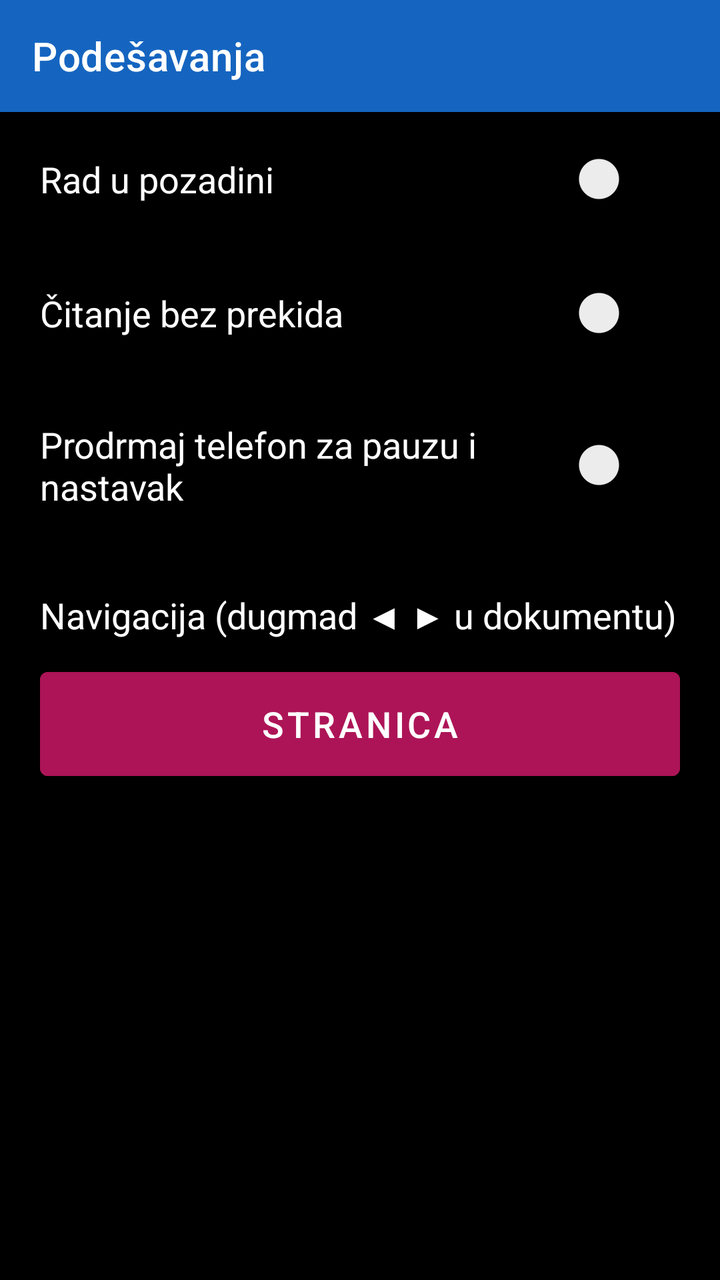
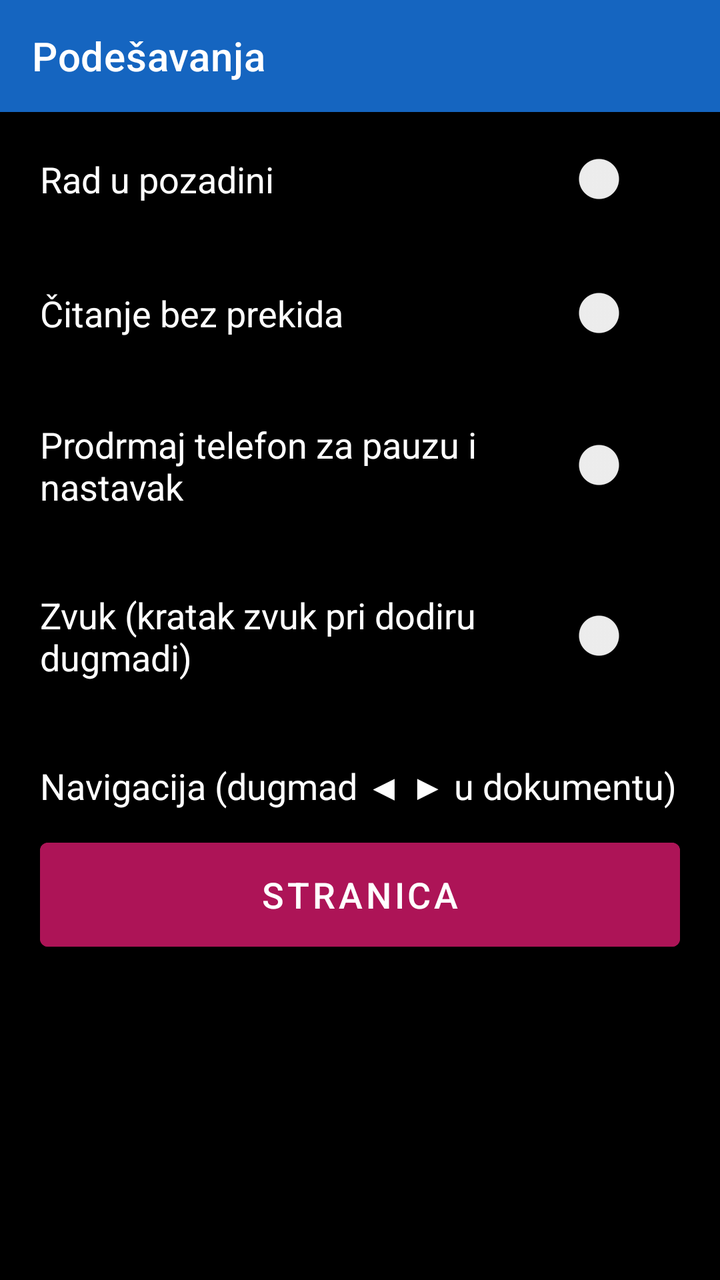

Screens rendered from an Android XML layout before and after an edit, with the pre-edit source and the edit as a unified diff.
<!-- AndroidManifest.xml: application theme Theme.RecPoRec -->
<!-- res/layout/activity_settings.xml -->
<?xml version="1.0" encoding="utf-8"?>
<LinearLayout xmlns:android="http://schemas.android.com/apk/res/android"
    xmlns:app="http://schemas.android.com/apk/res-auto"
    android:layout_width="match_parent"
    android:layout_height="match_parent"
    android:orientation="vertical"
    android:fitsSystemWindows="true"
    android:background="@color/background">

    <androidx.appcompat.widget.Toolbar
        android:id="@+id/toolbar"
        android:layout_width="match_parent"
        android:layout_height="?attr/actionBarSize"
        android:background="@color/btn_voice"
        android:titleTextColor="@color/text_primary"
        app:title="@string/menu_settings" />

    <LinearLayout
        android:layout_width="match_parent"
        android:layout_height="wrap_content"
        android:orientation="horizontal"
        android:gravity="center_vertical"
        android:padding="20dp">

        <TextView
            android:layout_width="0dp"
            android:layout_height="wrap_content"
            android:layout_weight="1"
            android:textSize="18sp"
            android:textColor="@color/text_primary"
            android:text="@string/setting_background" />

        <Switch
            android:id="@+id/switchBackground"
            android:layout_width="wrap_content"
            android:layout_height="wrap_content"
            android:contentDescription="@string/setting_background" />
    </LinearLayout>

    <LinearLayout
        android:layout_width="match_parent"
        android:layout_height="wrap_content"
        android:orientation="horizontal"
        android:gravity="center_vertical"
        android:padding="20dp">

        <TextView
            android:layout_width="0dp"
            android:layout_height="wrap_content"
            android:layout_weight="1"
            android:textSize="18sp"
            android:textColor="@color/text_primary"
            android:text="@string/setting_uninterrupted" />

        <Switch
            android:id="@+id/switchUninterrupted"
            android:layout_width="wrap_content"
            android:layout_height="wrap_content"
            android:contentDescription="@string/setting_uninterrupted" />
    </LinearLayout>

    <LinearLayout
        android:layout_width="match_parent"
        android:layout_height="wrap_content"
        android:orientation="horizontal"
        android:gravity="center_vertical"
        android:padding="20dp">

        <TextView
            android:layout_width="0dp"
            android:layout_height="wrap_content"
            android:layout_weight="1"
            android:textSize="18sp"
            android:textColor="@color/text_primary"
            android:text="@string/setting_shake" />

        <Switch
            android:id="@+id/switchShake"
            android:layout_width="wrap_content"
            android:layout_height="wrap_content"
            android:contentDescription="@string/setting_shake" />
    </LinearLayout>

    <LinearLayout
        android:layout_width="match_parent"
        android:layout_height="wrap_content"
        android:orientation="vertical"
        android:padding="20dp">

        <TextView
            android:layout_width="match_parent"
            android:layout_height="wrap_content"
            android:textSize="18sp"
            android:textColor="@color/text_primary"
            android:text="Navigacija (dugmad ◀ ▶ u dokumentu)" />

        <Button
            android:id="@+id/btnNavigationMode"
            android:layout_width="match_parent"
            android:layout_height="64dp"
            android:layout_marginTop="10dp"
            android:textSize="18sp"
            android:backgroundTint="@color/btn_page_nav"
            android:textColor="@color/button_text"
            android:text="Stranica" />
    </LinearLayout>

</LinearLayout>
<!-- resources referenced by this layout -->
<resources>
  <color name="background">#000000</color>
  <color name="btn_page_nav">#AD1457</color>
  <color name="btn_voice">#1565C0</color>
  <color name="button_text">#FFFFFF</color>
  <color name="text_primary">#FFFFFF</color>
  <string name="menu_settings">Podešavanja</string>
  <string name="setting_background">Rad u pozadini</string>
  <string name="setting_shake">Prodrmaj telefon za pauzu i nastavak</string>
  <string name="setting_uninterrupted">Čitanje bez prekida</string>
  <style name="Theme.RecPoRec" parent="Theme.MaterialComponents.DayNight.NoActionBar">
          <item name="android:windowBackground">@color/background</item>
          <item name="android:textColorPrimary">@color/text_primary</item>
          <item name="colorPrimary">@color/btn_voice</item>
          <item name="colorOnPrimary">@color/button_text</item>
      </style>
</resources>

<!-- the commit's change to res/layout/activity_settings.xml (unified diff, before → after) -->
@@ -84,6 +84,28 @@
     <LinearLayout
         android:layout_width="match_parent"
         android:layout_height="wrap_content"
+        android:orientation="horizontal"
+        android:gravity="center_vertical"
+        android:padding="20dp">
+
+        <TextView
+            android:layout_width="0dp"
+            android:layout_height="wrap_content"
+            android:layout_weight="1"
+            android:textSize="18sp"
+            android:textColor="@color/text_primary"
+            android:text="Zvuk (kratak zvuk pri dodiru dugmadi)" />
+
+        <Switch
+            android:id="@+id/switchSound"
+            android:layout_width="wrap_content"
+            android:layout_height="wrap_content"
+            android:contentDescription="Zvuk pri dodiru dugmadi" />
+    </LinearLayout>
+
+    <LinearLayout
+        android:layout_width="match_parent"
+        android:layout_height="wrap_content"
         android:orientation="vertical"
         android:padding="20dp">
 
